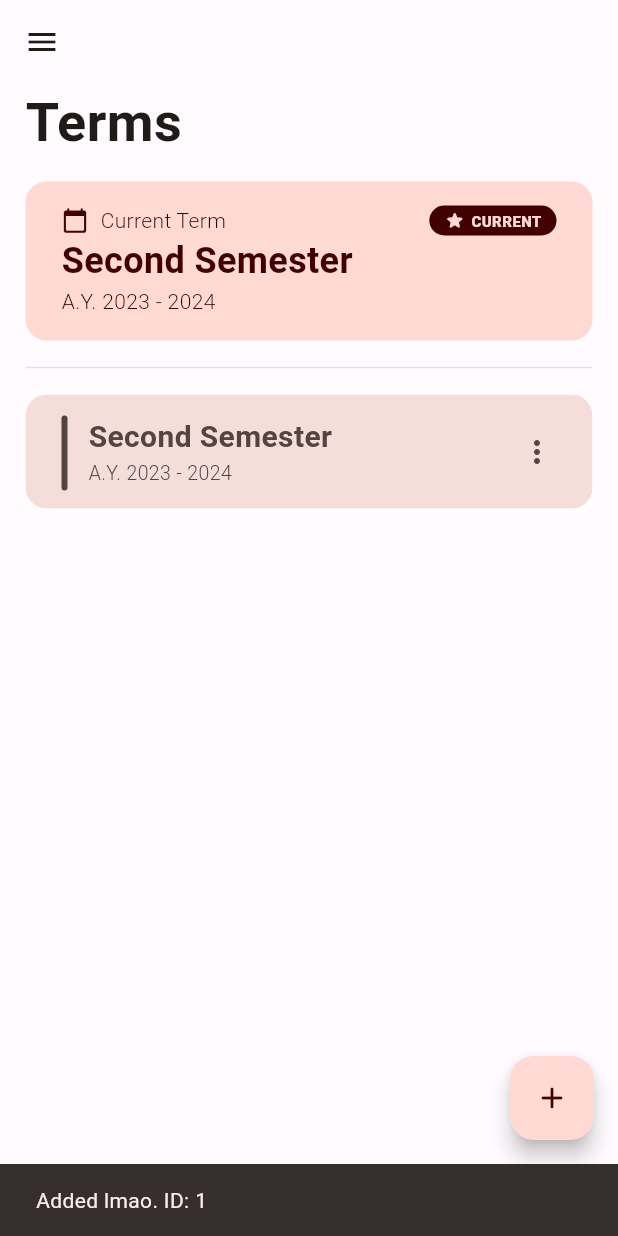
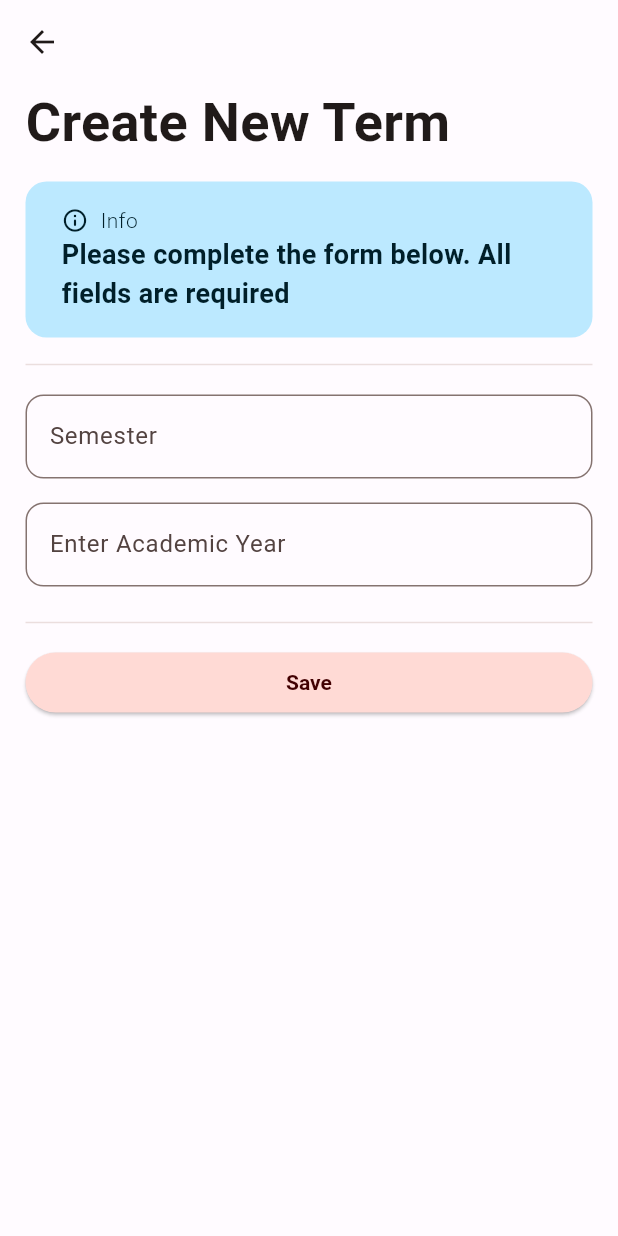
Before and after one commit to darylldan/course-planner, a Flutter app: the Terms screen opened directly, after a tap on the "add" icon, on a phone screen of 412 x 824 dp. Run offline on Flutter 3.47's test engine with Material 2 defaults, Android fonts, the phone set to English and light mode, and no system bars; our stand-ins replace isar; accounts and stored records are empty; generated files the repository leaves out were written again.

Commit message:
feat: add term now fully functional

```diff
--- a/lib/main.dart
+++ b/lib/main.dart
@@ -2,6 +2,7 @@ import 'package:course_planner/api/IsarService.dart';
 import 'package:course_planner/models/Term.dart';
 import 'package:course_planner/providers/subject_provider.dart';
 import 'package:course_planner/providers/term_provider.dart';
+import 'package:course_planner/screens/add_term.dart';
 import 'package:course_planner/screens/terms.dart';
 import 'package:course_planner/screens/test_screen.dart';
 import 'package:course_planner/widgets/timeline/Timeline.dart';
@@ -33,7 +34,7 @@ class MyApp extends StatelessWidget {
       title: 'Course Planner',
       theme: ThemeData(useMaterial3: true, colorScheme: lightColorScheme),
       darkTheme: ThemeData(useMaterial3: true, colorScheme: darkColorScheme),
-      home: const TestScreen(),
+      home: const Terms(),
     );
   }
 }
--- a/lib/providers/term_provider.dart
+++ b/lib/providers/term_provider.dart
@@ -34,7 +34,7 @@ class TermProvider with ChangeNotifier {
     return term;
   }
 
-  Future<int?> addTerm(Term term, BuildContext context) async {
+  Future<int?> addTerm(Term term) async {
     if (_terms.isEmpty) {
       term.isCurrentTerm = true;
       _currentTerm = term;
--- /dev/null
+++ b/lib/screens/add_term.dart
@@ -0,0 +1,144 @@
+import 'package:course_planner/providers/term_provider.dart';
+import 'package:course_planner/widgets/cards/info_card.dart';
+import 'package:course_planner/widgets/elements/title_text.dart';
+import 'package:flutter/material.dart';
+import 'package:provider/provider.dart';
+import '../models/Term.dart';
+import '../utils/constants.dart' as Constants;
+
+class AddTerm extends StatefulWidget {
+  const AddTerm({super.key});
+
+  @override
+  _AddTermState createState() => _AddTermState();
+}
+
+class _AddTermState extends State<AddTerm> {
+  final _screenTitle = "Create New Term";
+  final TextEditingController _semesterCtrl = TextEditingController();
+  final TextEditingController _acadYearCtrl = TextEditingController();
+
+  final _formKey = GlobalKey<FormState>();
+
+  @override
+  Widget build(BuildContext context) {
+    return Scaffold(
+      appBar: AppBar(),
+      body: SingleChildScrollView(
+          padding: EdgeInsets.symmetric(
+              horizontal: Constants.screenHorizontalPadding),
+          child: Column(
+            crossAxisAlignment: CrossAxisAlignment.start,
+            children: [
+              TitleText(title: _screenTitle),
+              InfoCard(
+                  content:
+                      "Please complete the form below. All fields are required"),
+              const Padding(
+                padding: EdgeInsets.only(top: 10, bottom: 4),
+                child: Opacity(
+                  opacity: 0.5,
+                  child: Divider(),
+                ),
+              ),
+              _buildForm(context)
+            ],
+          )),
+    );
+  }
+
+  Widget _buildForm(BuildContext context) {
+    return Form(
+      key: _formKey,
+      child: Column(
+        crossAxisAlignment: CrossAxisAlignment.start,
+        children: [
+          Padding(
+            padding: const EdgeInsets.symmetric(vertical: 8),
+            child: TextFormField(
+              controller: _semesterCtrl,
+              decoration: InputDecoration(
+                  border: OutlineInputBorder(
+                      borderRadius: BorderRadius.circular(12)),
+                  hintText: 'Enter Name (Ex. "First Semester")',
+                  labelText: 'Semester'),
+              validator: (value) {
+                if (value == null || value.isEmpty) {
+                  return "Please enter the semester.";
+                }
+
+                return null;
+              },
+            ),
+          ),
+          Padding(
+            padding: const EdgeInsets.symmetric(vertical: 8),
+            child: TextFormField(
+              controller: _acadYearCtrl,
+              decoration: InputDecoration(
+                  border: OutlineInputBorder(
+                      borderRadius: BorderRadius.circular(12)),
+                  hintText: 'Enter A.Y. (Ex. "A.Y. 2023 - 2024")',
+                  labelText: 'Enter Academic Year'),
+              validator: (value) {
+                if (value == null || value.isEmpty) {
+                  return "Please enter the Academic Year.";
+                }
+
+                return null;
+              },
+            ),
+          ),
+          const Padding(
+            padding: EdgeInsets.symmetric(vertical: 8),
+            child: Opacity(
+              opacity: 0.5,
+              child: Divider(),
+            ),
+          ),
+          Row(
+            children: [
+              Expanded(
+                child: ElevatedButton(
+                  style: ButtonStyle(
+                      textStyle: const MaterialStatePropertyAll(
+                        TextStyle(fontWeight: FontWeight.bold),
+                      ),
+                      backgroundColor: MaterialStatePropertyAll(
+                          Theme.of(context).colorScheme.primaryContainer),
+                      foregroundColor: MaterialStatePropertyAll(
+                          Theme.of(context).colorScheme.onPrimaryContainer)),
+                  onPressed: () {
+                    if (_formKey.currentState!.validate()) {
+                      _formKey.currentState?.save();
+                      context.read<TermProvider>().addTerm(Term()
+                        ..isCurrentTerm = false
+                        ..semester = _semesterCtrl.text
+                        ..academicYear = _acadYearCtrl.text);
+
+                      if (context.mounted) {
+                        ScaffoldMessenger.of(context).showSnackBar(
+                          const SnackBar(
+                            content: Row(
+                              children: [
+                                Icon(Icons.check_rounded),
+                                SizedBox(width: 6,),
+                                Text("Term added.")
+                              ],
+                            ),
+                          )
+                        );
+                        Navigator.of(context).pop();
+                      }
+                    }
+                  },
+                  child: const Text("Save"),
+                ),
+              ),
+            ],
+          )
+        ],
+      ),
+    );
+  }
+}
--- a/lib/screens/terms.dart
+++ b/lib/screens/terms.dart
@@ -1,4 +1,5 @@
 import 'package:course_planner/providers/term_provider.dart';
+import 'package:course_planner/screens/add_term.dart';
 import 'package:course_planner/widgets/cards/current_term_card.dart';
 import 'package:course_planner/widgets/cards/error_card.dart';
 import 'package:course_planner/widgets/cards/info_card.dart';
@@ -34,15 +35,10 @@ class _TermState extends State<Terms> {
       ),
       floatingActionButton: FloatingActionButton(
         onPressed: () async {
-          var id = await context.read<TermProvider>().addTerm(Term()
-            ..semester = "Second Semester"
-            ..academicYear = "A.Y. 2023 - 2024"
-            ..isCurrentTerm = false , context);
-
-          if (context.mounted) {
-            ScaffoldMessenger.of(context)
-                .showSnackBar(SnackBar(content: Text("Added lmao. ID: $id")));
-          }
+          Navigator.push(
+            context,
+            MaterialPageRoute(builder: (context) => const AddTerm())
+          );
         },
         child: const Icon(Icons.add_rounded),
       ),
@@ -51,7 +47,6 @@ class _TermState extends State<Terms> {
 
   Widget _buildTermScreen(BuildContext context) {
     List<Term> terms = context.watch<TermProvider>().terms;
-
 
     if (terms.isEmpty) {
       return Column(
@@ -84,10 +79,8 @@ class _TermState extends State<Terms> {
     );
   }
 
-
   Widget _buildCurrentTerm(BuildContext context) {
     return CurrentTermCard(
-        term: context.watch<TermProvider>().currentTerm!,
-        onCurrentTerm: true);
+        term: context.watch<TermProvider>().currentTerm!, onCurrentTerm: true);
   }
 }
```
Also changed, not shown: lib/screens/test_screen.dart (+43 -37 lines).
